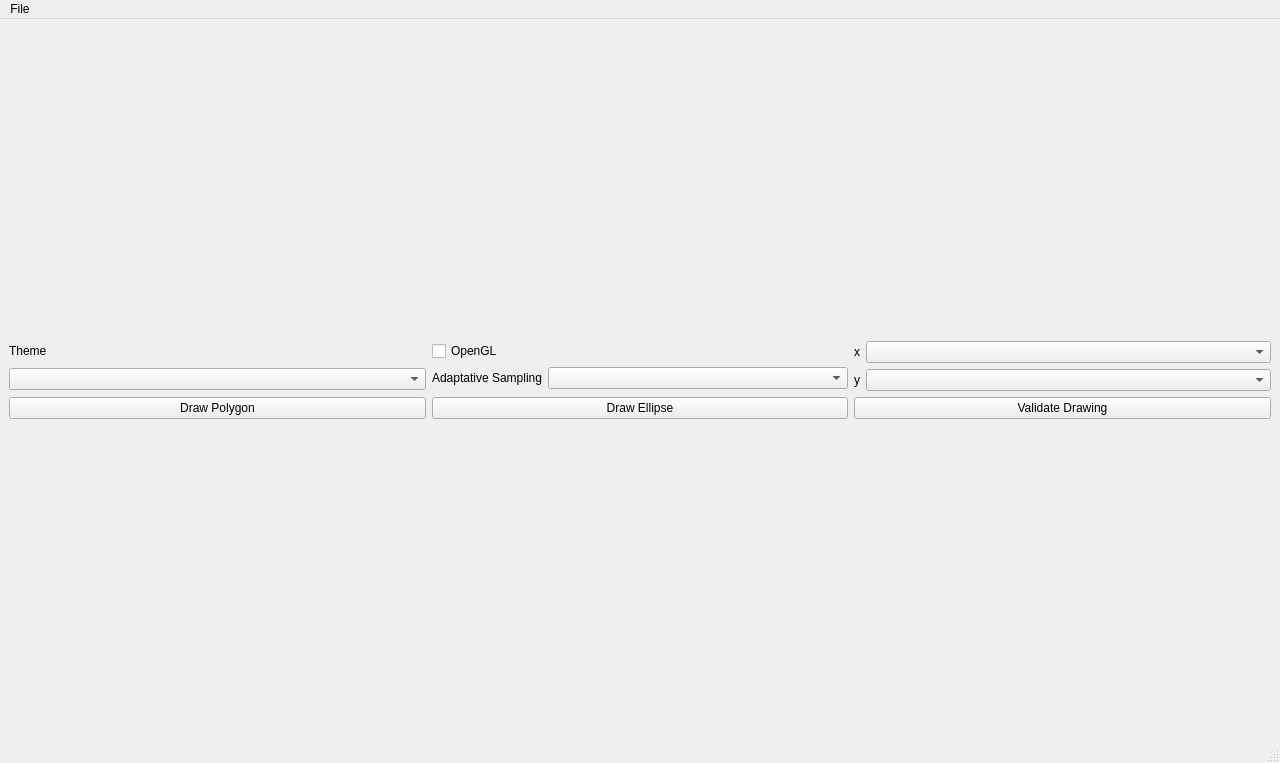
Qt form src/GraphWindow.ui (maximepasquier/Cytometrie_en_flux) before a commit.
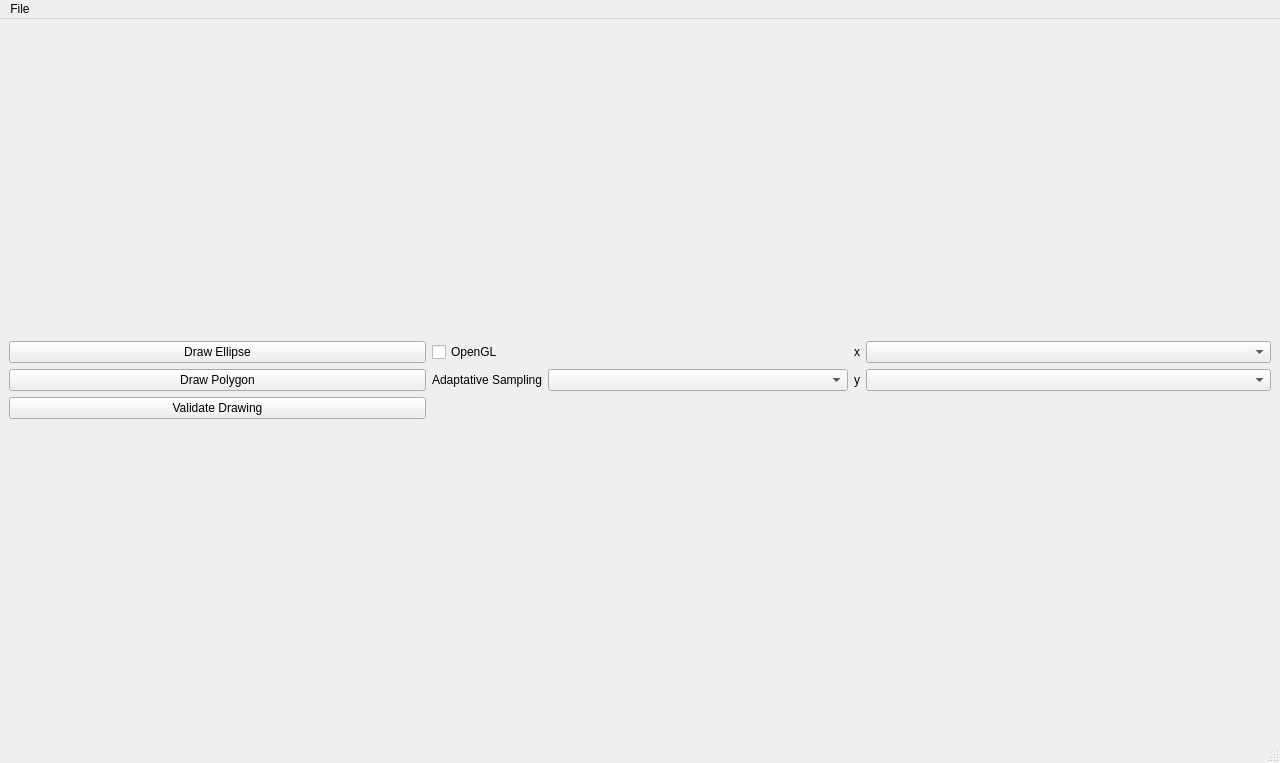
The same form after that commit.

Commit message: functionnal program without gating

```diff
--- a/src/GraphWindow.ui
+++ b/src/GraphWindow.ui
@@ -27,23 +27,6 @@
     <item>
      <layout class="QGridLayout" name="gridLayout">
       <item row="0" column="0">
-       <widget class="QLabel" name="label">
-        <property name="text">
-         <string>Theme</string>
-        </property>
-       </widget>
-      </item>
-      <item row="1" column="0">
-       <widget class="QComboBox" name="themeComboBox"/>
-      </item>
-      <item row="0" column="1">
-       <widget class="QCheckBox" name="setOpenGL">
-        <property name="text">
-         <string>OpenGL</string>
-        </property>
-       </widget>
-      </item>
-      <item row="2" column="1">
        <widget class="QPushButton" name="DrawEllipse">
         <property name="text">
          <string>Draw Ellipse</string>
@@ -56,6 +39,23 @@
         </property>
        </widget>
       </item>
+      <item row="1" column="1">
+       <layout class="QFormLayout" name="formLayout">
+        <item row="0" column="0">
+         <widget class="QLabel" name="label_2">
+          <property name="text">
+           <string>Adaptative Sampling</string>
+          </property>
+          <property name="alignment">
+           <set>Qt::AlignRight|Qt::AlignTrailing|Qt::AlignVCenter</set>
+          </property>
+         </widget>
+        </item>
+        <item row="0" column="1">
+         <widget class="QComboBox" name="setAdaptativeSampling"/>
+        </item>
+       </layout>
+      </item>
       <item row="0" column="2" rowspan="2">
        <layout class="QFormLayout" name="formLayout">
         <item row="0" column="0">
@@ -86,31 +86,7 @@
         </item>
        </layout>
       </item>
-      <item row="2" column="2">
-       <widget class="QPushButton" name="validateDrawing">
-        <property name="text">
-         <string>Validate Drawing</string>
-        </property>
-       </widget>
-      </item>
-      <item row="1" column="1">
-       <layout class="QFormLayout" name="formLayout">
-        <item row="0" column="0">
-         <widget class="QLabel" name="label_2">
-          <property name="text">
-           <string>Adaptative Sampling</string>
-          </property>
-          <property name="alignment">
-           <set>Qt::AlignRight|Qt::AlignTrailing|Qt::AlignVCenter</set>
-          </property>
-         </widget>
-        </item>
-        <item row="0" column="1">
-         <widget class="QComboBox" name="setAdaptativeSampling"/>
-        </item>
-       </layout>
-      </item>
-      <item row="2" column="0">
+      <item row="1" column="0">
        <widget class="QPushButton" name="DrawPolygon">
         <property name="text">
          <string>Draw Polygon</string>
@@ -120,6 +96,20 @@
         </property>
        </widget>
       </item>
+      <item row="2" column="0">
+       <widget class="QPushButton" name="validateDrawing">
+        <property name="text">
+         <string>Validate Drawing</string>
+        </property>
+       </widget>
+      </item>
+      <item row="0" column="1">
+       <widget class="QCheckBox" name="setOpenGL">
+        <property name="text">
+         <string>OpenGL</string>
+        </property>
+       </widget>
+      </item>
      </layout>
     </item>
    </layout>
```
The commit also changes 2 other files.
